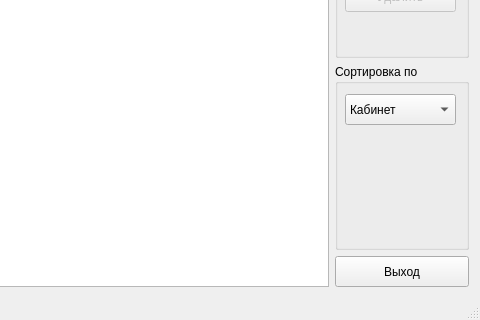
Before: the Qt Designer form mainwindow.ui in group93492/equipment-reminder, drawn with Qt 5; both pictures show x 218 to 698 and y 140 to 460 of the 698 by 460 pixel window.
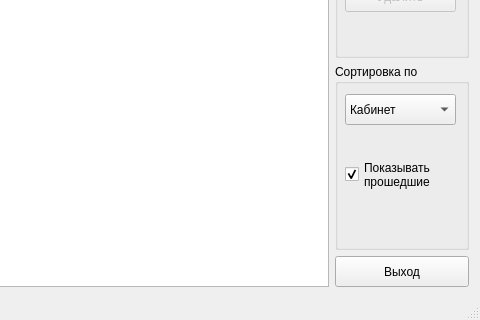
After: the same form once the commit is applied.

Commit message: Add filter for all/occured/not occured events. TODO: -russian translations for table headers -mark with color occured events (green) and not occured events (red) -delete event by click del button on selected event

Patch:
```diff
--- a/mainwindow.ui
+++ b/mainwindow.ui
@@ -148,6 +148,26 @@
               </property>
              </item>
             </widget>
+            <widget class="QCheckBox" name="showOccuredCheckBox">
+             <property name="geometry">
+              <rect>
+               <x>10</x>
+               <y>70</y>
+               <width>121</width>
+               <height>81</height>
+              </rect>
+             </property>
+             <property name="text">
+              <string>Показывать
+прошедшие</string>
+             </property>
+             <property name="checked">
+              <bool>true</bool>
+             </property>
+             <property name="tristate">
+              <bool>true</bool>
+             </property>
+            </widget>
            </widget>
           </item>
          </layout>
```
The commit also changes 4 other files.
